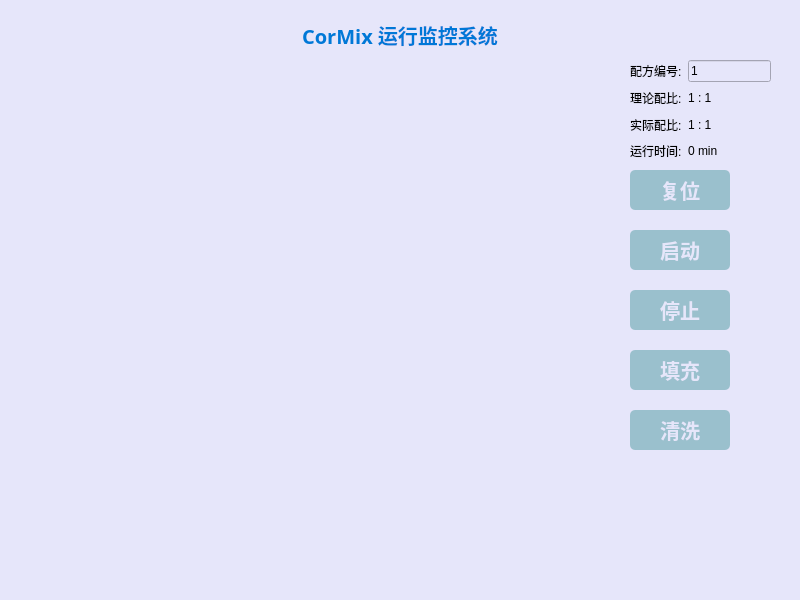
Qt form ui/ui_cormix/main.ui (didiwei7/Teda) before a commit.
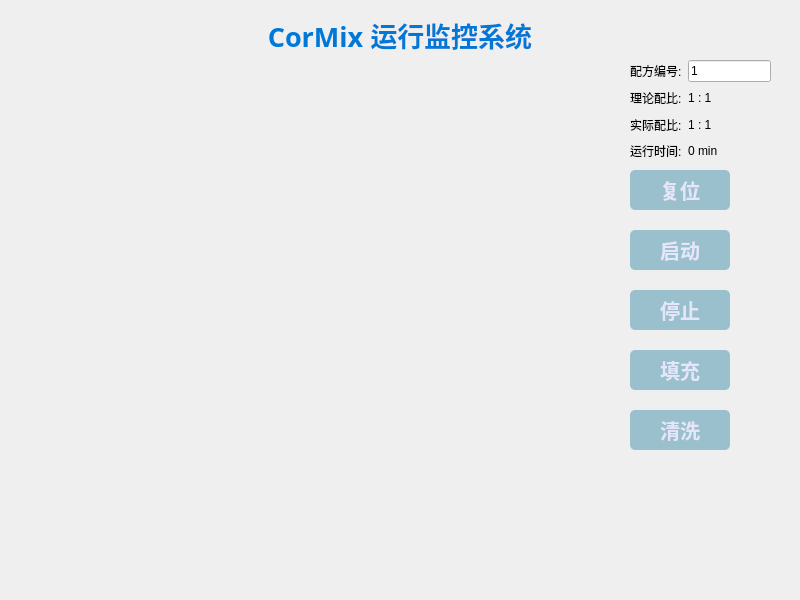
The same form after that commit. Icons and pictures are not drawn.

Diff of the .ui file:
```diff
--- a/ui/ui_cormix/main.ui
+++ b/ui/ui_cormix/main.ui
@@ -14,7 +14,7 @@
    <string>Form</string>
   </property>
   <property name="styleSheet">
-   <string notr="true">background-color: rgb(230, 230, 250);</string>
+   <string notr="true"/>
   </property>
   <widget class="QLabel" name="label_back">
    <property name="geometry">
@@ -35,16 +35,16 @@
   <widget class="QLabel" name="label_title">
    <property name="geometry">
     <rect>
-     <x>280</x>
+     <x>250</x>
      <y>20</y>
-     <width>240</width>
+     <width>300</width>
      <height>30</height>
     </rect>
    </property>
    <property name="font">
     <font>
      <family>微软雅黑</family>
-     <pointsize>15</pointsize>
+     <pointsize>20</pointsize>
      <weight>75</weight>
      <bold>true</bold>
     </font>
```
